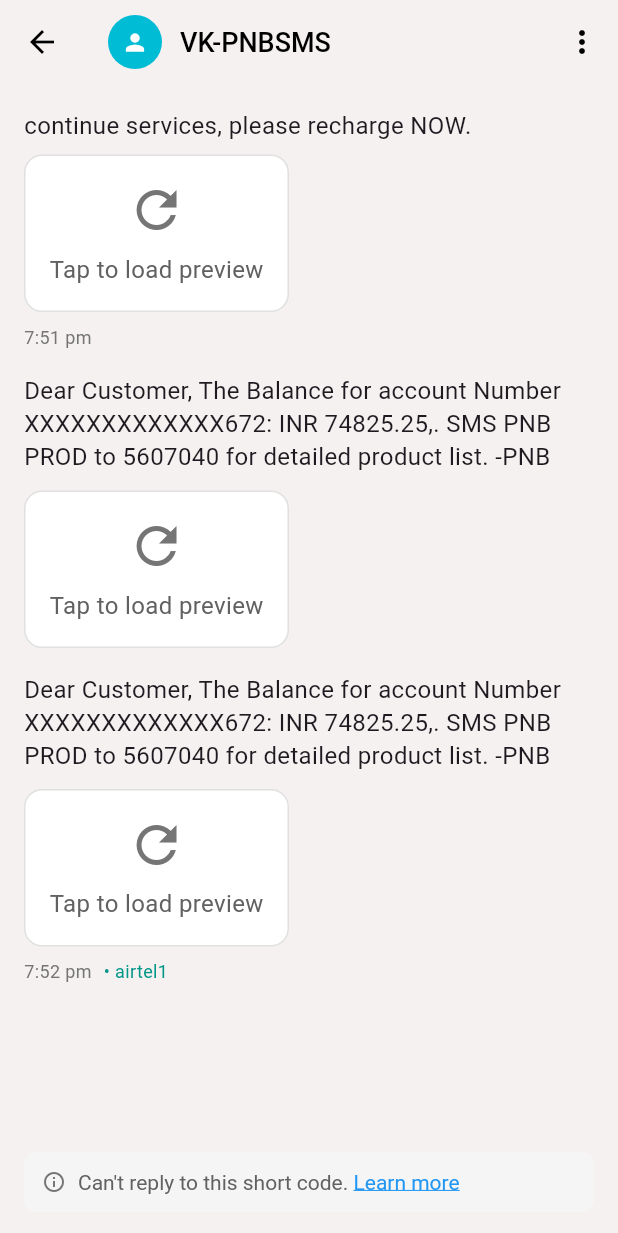
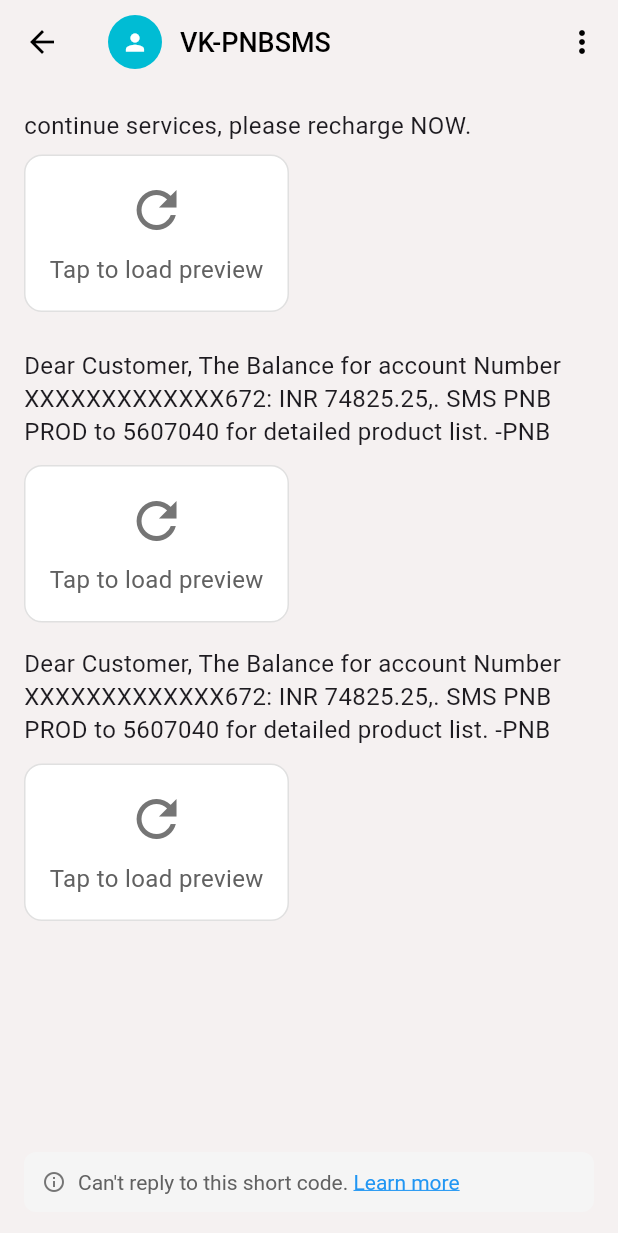
Before and after one commit to Prakhar-Gupta76/messages-app, a Flutter app: the screen it shows after launch, after a tap on "VK-PNBSMS", on a phone screen of 412 x 824 dp. Shown: the top 1233 px of the screen. Run offline on Flutter 3.47's test engine with Material 3 defaults, Android fonts, the phone set to English and light mode, and no system bars.

Commit message:
Update main.dart

```diff
--- a/lib/main.dart
+++ b/lib/main.dart
@@ -457,13 +457,6 @@ class MessageDetailScreen extends StatelessWidget {
                           ),
                         ),
                         SizedBox(height: 8),
-                        Text(
-                          '7:51 pm',
-                          style: TextStyle(
-                            color: Colors.grey[600],
-                            fontSize: 12,
-                          ),
-                        ),
                       ],
                     ),
                   ),
@@ -545,25 +538,6 @@ class MessageDetailScreen extends StatelessWidget {
                           ),
                         ),
                         SizedBox(height: 8),
-                        Row(
-                          children: [
-                            Text(
-                              '7:52 pm',
-                              style: TextStyle(
-                                color: Colors.grey[600],
-                                fontSize: 12,
-                              ),
-                            ),
-                            SizedBox(width: 8),
-                            Text(
-                              '• airtel1',
-                              style: TextStyle(
-                                color: Colors.teal,
-                                fontSize: 12,
-                              ),
-                            ),
-                          ],
-                        ),
                       ],
                     ),
                   ),
```
